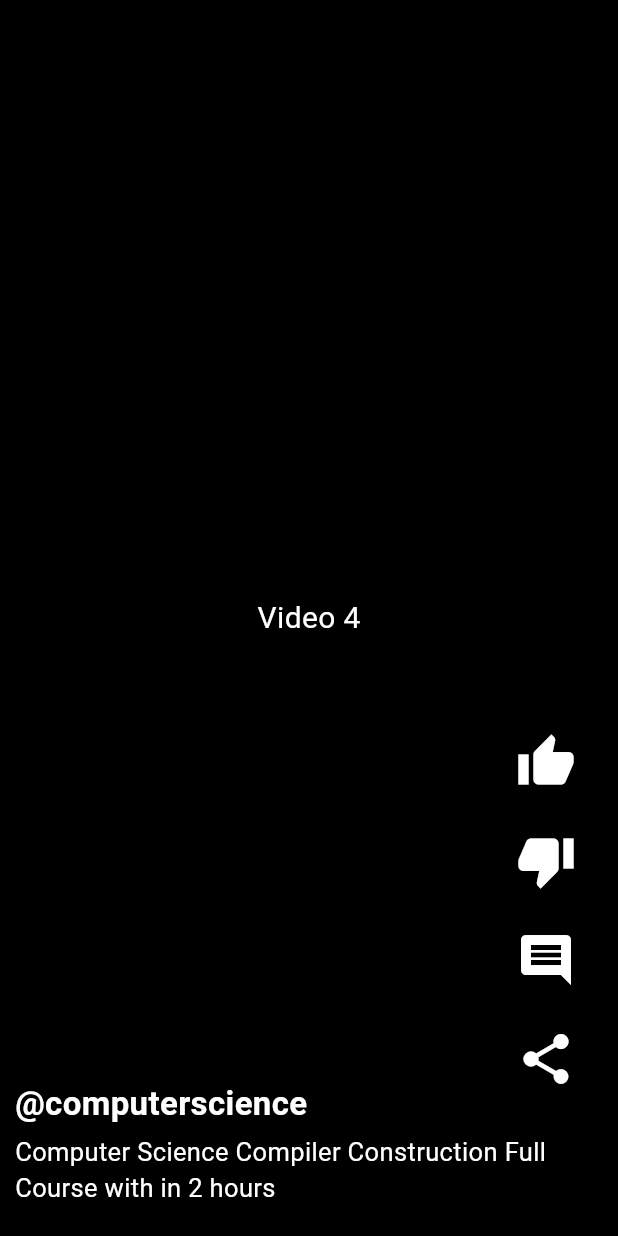
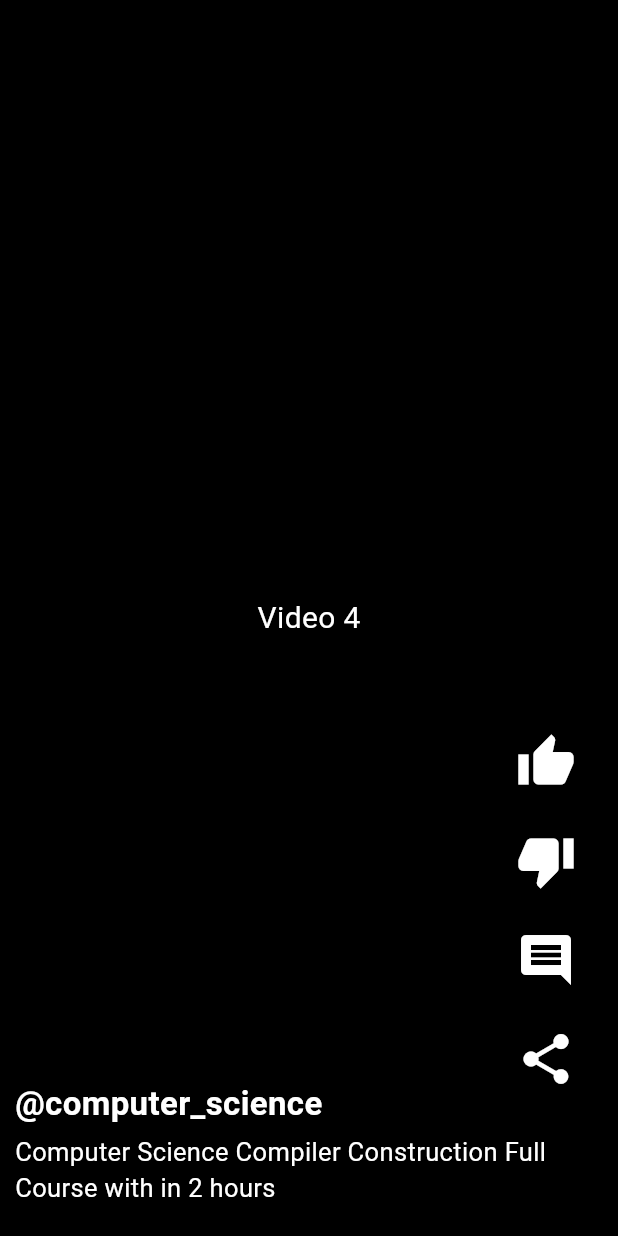
Before and after one commit to naflanmohamed/youtube-shorts, a Flutter app: the screen it shows after launch, swiped to page 4, on a phone screen of 412 x 824 dp. Run offline on Flutter 3.47's test engine with Material 3 defaults, Android fonts, the phone set to English and light mode, and no system bars.

Commit message:
Youtube Shorts Using Flutter

```diff
--- a/lib/main.dart
+++ b/lib/main.dart
@@ -22,7 +22,7 @@ class ShortsScreen extends StatelessWidget {
     {'username': '@apple', 'description': 'New Iphone 16 Pro Max #iphone16'},
     {'username': '@google', 'description': 'How Google Cloud Works'},
     {'username': '@flutter', 'description': 'Flutter Widget Tutorial'},
-    {'username': '@computerscience', 'description': 'Computer Science Compiler Construction Full Course with in 2 hours'},
+    {'username': '@computer_science', 'description': 'Computer Science Compiler Construction Full Course with in 2 hours'},
     {'username': '@dell', 'description': 'New Dell Laptop Features'},
   ];
 
@@ -75,7 +75,6 @@ class ShortsScreen extends StatelessWidget {
                       icon: Icon(Icons.share, color: Colors.white, size: 40),
                       onPressed: () {},
                     ),
-
                   ],
                 ),
               ),
```
